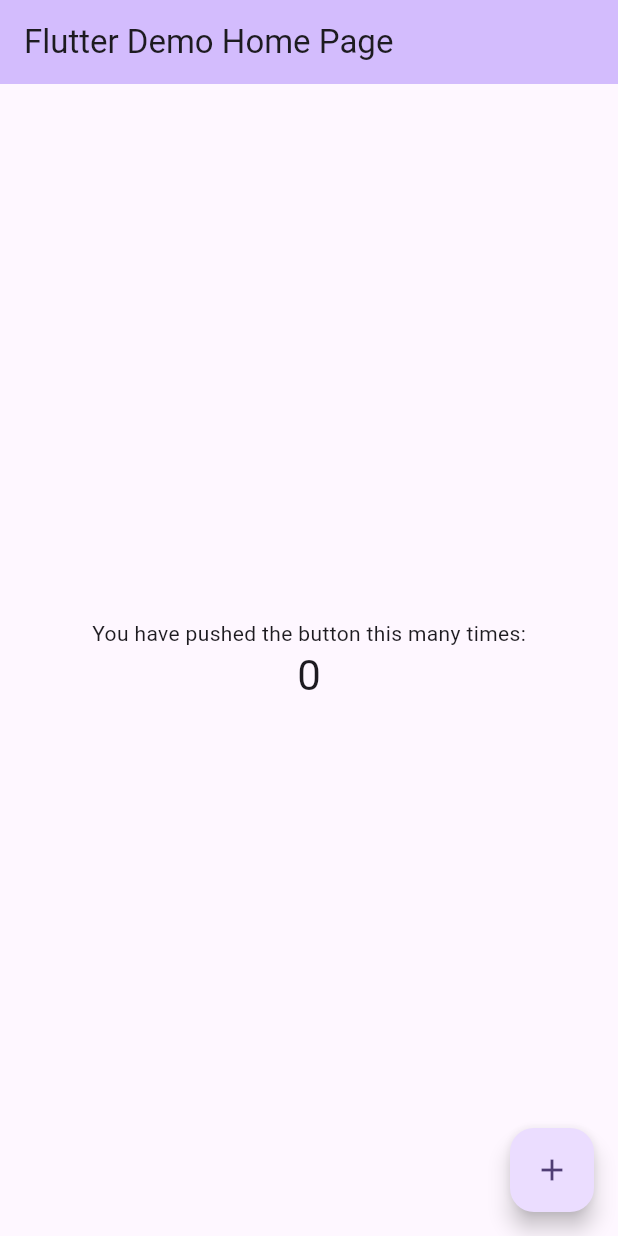
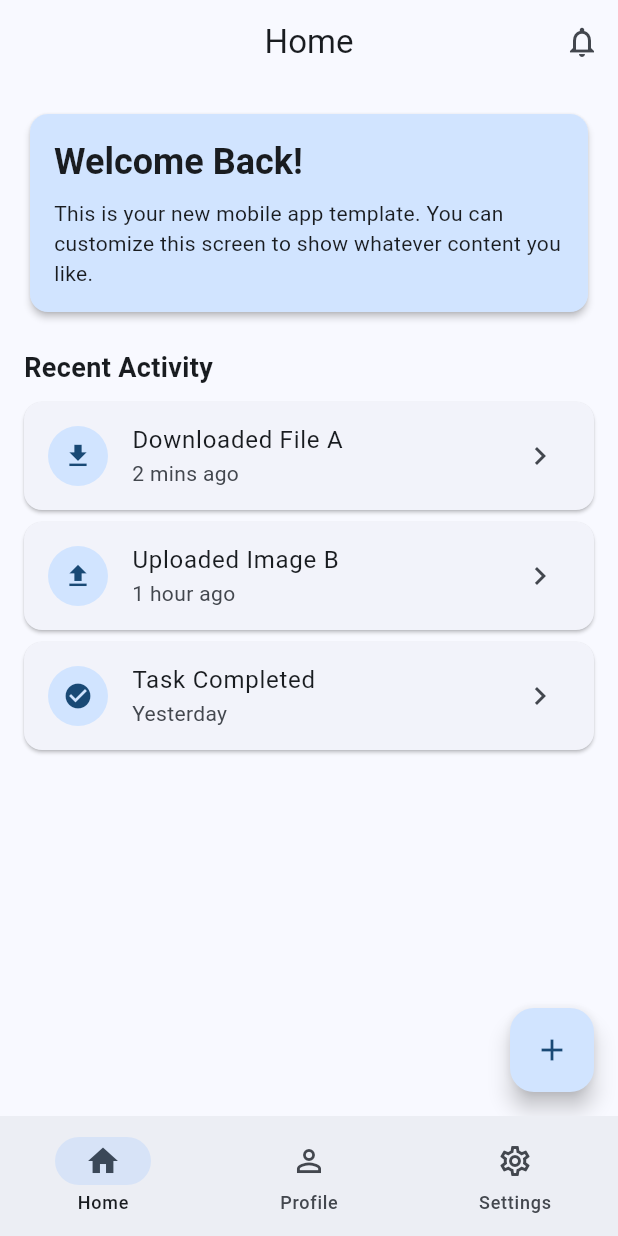
Before and after one commit to could-ai/019ac32c-7baf-73aa-a79e-687f3de2ada9, a Flutter app: the screen it shows after launch, on a phone screen of 412 x 824 dp. Run offline on Flutter 3.47's test engine with Material 3 defaults, Android fonts, the phone set to English and light mode, and no system bars.

Commit message:
Updated main.dart to set up a professional app structure with named routes and a modern theme.; Created RootScreen to handle bottom navigation between different app sections.; Created HomeScreen with a welcome card and a list of mock activities to demonstrate UI layout.; Created ProfileScreen to display user information.; Created SettingsScreen with mock configuration options.

```diff
--- a/usr/lib/main.dart
+++ b/usr/lib/main.dart
@@ -1,4 +1,5 @@
 import 'package:flutter/material.dart';
+import 'package:couldai_user_app/screens/root_screen.dart';
 
 void main() {
   runApp(const MyApp());
@@ -7,117 +8,27 @@ void main() {
 class MyApp extends StatelessWidget {
   const MyApp({super.key});
 
-  // This widget is the root of your application.
   @override
   Widget build(BuildContext context) {
     return MaterialApp(
-      title: 'Flutter Demo',
+      title: 'My Mobile App',
       debugShowCheckedModeBanner: false,
       theme: ThemeData(
-        // This is the theme of your application.
-        //
-        // TRY THIS: Try running your application with "flutter run". You'll see
-        // the application has a purple toolbar. Then, without quitting the app,
-        // try changing the seedColor in the colorScheme below to Colors.green
-        // and then invoke "hot reload" (save your changes or press the "hot
-        // reload" button in a Flutter-supported IDE, or press "r" if you used
-        // the command line to start the app).
-        //
-        // Notice that the counter didn't reset back to zero; the application
-        // state is not lost during the reload. To reset the state, use hot
-        // restart instead.
-        //
-        // This works for code too, not just values: Most code changes can be
-        // tested with just a hot reload.
-        colorScheme: ColorScheme.fromSeed(seedColor: Colors.deepPurple),
+        colorScheme: ColorScheme.fromSeed(
+          seedColor: Colors.blue,
+          brightness: Brightness.light,
+        ),
+        useMaterial3: true,
+        appBarTheme: const AppBarTheme(
+          centerTitle: true,
+          elevation: 0,
+        ),
       ),
+      // Define the initial route and the routes map
       initialRoute: '/',
       routes: {
-        '/': (context) => const MyHomePage(title: 'Flutter Demo Home Page'),
+        '/': (context) => const RootScreen(),
       },
     );
   }
 }
-
-class MyHomePage extends StatefulWidget {
-  const MyHomePage({super.key, required this.title});
-
-  // This widget is the home page of your application. It is stateful, meaning
-  // that it has a State object (defined below) that contains fields that affect
-  // how it looks.
-
-  // This class is the configuration for the state. It holds the values (in this
-  // case the title) provided by the parent (in this case the App widget) and
-  // used by the build method of the State. Fields in a Widget subclass are
-  // always marked "final".
-
-  final String title;
-
-  @override
-  State<MyHomePage> createState() => _MyHomePageState();
-}
-
-class _MyHomePageState extends State<MyHomePage> {
-  int _counter = 0;
-
-  void _incrementCounter() {
-    setState(() {
-      // This call to setState tells the Flutter framework that something has
-      // changed in this State, which causes it to rerun the build method below
-      // so that the display can reflect the updated values. If we changed
-      // _counter without calling setState(), then the build method would not be
-      // called again, and so nothing would appear to happen.
-      _counter++;
-    });
-  }
-
-  @override
-  Widget build(BuildContext context) {
-    // This method is rerun every time setState is called, for instance as done
-    // by the _incrementCounter method above.
-    //
-    // The Flutter framework has been optimized to make rerunning build methods
-    // fast, so that you can just rebuild anything that needs updating rather
-    // than having to individually change instances of widgets.
-    return Scaffold(
-      appBar: AppBar(
-        // TRY THIS: Try changing the color here to a specific color (to
-        // Colors.amber, perhaps?) and trigger a hot reload to see the AppBar
-        // change color while the other colors stay the same.
-        backgroundColor: Theme.of(context).colorScheme.inversePrimary,
-        // Here we take the value from the MyHomePage object that was created by
-        // the App.build method, and use it to set our appbar title.
-        title: Text(widget.title),
-      ),
-      body: Center(
-        // Center is a layout widget. It takes a single child and positions it
-        // in the middle of the parent.
-        child: Column(
-          // Column is also a layout widget. It takes a list of children and
-          // arranges them vertically. By default, it sizes itself to fit its
-          // children horizontally, and tries to be as tall as its parent.
-          //
-          // Column has various properties to control how it sizes itself and
-          // how it positions its children. Here we use mainAxisAlignment to
-          // center the children vertically; the main axis here is the vertical
-          // axis because Columns are vertical (the cross axis would be
-          // horizontal).
-          //
-          // TRY THIS: Invoke "debug painting" (choose the "Toggle Debug Paint"
-          // action in the IDE, or press "p" in the console), to see the
-          // wireframe for each widget.
-          mainAxisAlignment: MainAxisAlignment.center,
-          children: <Widget>[
-            const Text('You have pushed the button this many times:'),
-            Text('$_counter', style: Theme.of(context).textTheme.headlineMedium),
-          ],
-        ),
-      ),
-      floatingActionButton: FloatingActionButton(
-        onPressed: _incrementCounter,
-        tooltip: 'Increment',
-        child: const Icon(Icons.add),
-      ), // This trailing comma makes auto-formatting nicer for build methods.
-    );
-  }
-}
--- /dev/null
+++ b/usr/lib/screens/home_screen.dart
@@ -0,0 +1,78 @@
+import 'package:flutter/material.dart';
+
+class HomeScreen extends StatelessWidget {
+  const HomeScreen({super.key});
+
+  @override
+  Widget build(BuildContext context) {
+    return Scaffold(
+      appBar: AppBar(
+        title: const Text('Home'),
+        actions: [
+          IconButton(
+            icon: const Icon(Icons.notifications_outlined),
+            onPressed: () {},
+          ),
+        ],
+      ),
+      body: ListView(
+        padding: const EdgeInsets.all(16.0),
+        children: [
+          _buildWelcomeCard(context),
+          const SizedBox(height: 20),
+          const Text(
+            'Recent Activity',
+            style: TextStyle(fontSize: 18, fontWeight: FontWeight.bold),
+          ),
+          const SizedBox(height: 10),
+          _buildActivityItem(Icons.download, 'Downloaded File A', '2 mins ago'),
+          _buildActivityItem(Icons.upload, 'Uploaded Image B', '1 hour ago'),
+          _buildActivityItem(Icons.check_circle, 'Task Completed', 'Yesterday'),
+        ],
+      ),
+      floatingActionButton: FloatingActionButton(
+        onPressed: () {},
+        child: const Icon(Icons.add),
+      ),
+    );
+  }
+
+  Widget _buildWelcomeCard(BuildContext context) {
+    return Card(
+      elevation: 2,
+      color: Theme.of(context).colorScheme.primaryContainer,
+      child: Padding(
+        padding: const EdgeInsets.all(16.0),
+        child: Column(
+          crossAxisAlignment: CrossAxisAlignment.start,
+          children: [
+            Text(
+              'Welcome Back!',
+              style: Theme.of(context).textTheme.headlineSmall?.copyWith(
+                    fontWeight: FontWeight.bold,
+                  ),
+            ),
+            const SizedBox(height: 8),
+            const Text(
+              'This is your new mobile app template. You can customize this screen to show whatever content you like.',
+            ),
+          ],
+        ),
+      ),
+    );
+  }
+
+  Widget _buildActivityItem(IconData icon, String title, String subtitle) {
+    return Card(
+      margin: const EdgeInsets.only(bottom: 8),
+      child: ListTile(
+        leading: CircleAvatar(
+          child: Icon(icon, size: 20),
+        ),
+        title: Text(title),
+        subtitle: Text(subtitle),
+        trailing: const Icon(Icons.chevron_right),
+      ),
+    );
+  }
+}
--- /dev/null
+++ b/usr/lib/screens/root_screen.dart
@@ -0,0 +1,53 @@
+import 'package:flutter/material.dart';
+import 'package:couldai_user_app/screens/home_screen.dart';
+import 'package:couldai_user_app/screens/profile_screen.dart';
+import 'package:couldai_user_app/screens/settings_screen.dart';
+
+class RootScreen extends StatefulWidget {
+  const RootScreen({super.key});
+
+  @override
+  State<RootScreen> createState() => _RootScreenState();
+}
+
+class _RootScreenState extends State<RootScreen> {
+  int _currentIndex = 0;
+
+  final List<Widget> _screens = [
+    const HomeScreen(),
+    const ProfileScreen(),
+    const SettingsScreen(),
+  ];
+
+  @override
+  Widget build(BuildContext context) {
+    return Scaffold(
+      body: _screens[_currentIndex],
+      bottomNavigationBar: NavigationBar(
+        selectedIndex: _currentIndex,
+        onDestinationSelected: (int index) {
+          setState(() {
+            _currentIndex = index;
+          });
+        },
+        destinations: const [
+          NavigationDestination(
+            icon: Icon(Icons.home_outlined),
+            selectedIcon: Icon(Icons.home),
+            label: 'Home',
+          ),
+          NavigationDestination(
+            icon: Icon(Icons.person_outline),
+            selectedIcon: Icon(Icons.person),
+            label: 'Profile',
+          ),
+          NavigationDestination(
+            icon: Icon(Icons.settings_outlined),
+            selectedIcon: Icon(Icons.settings),
+            label: 'Settings',
+          ),
+        ],
+      ),
+    );
+  }
+}
```
Also changed, not shown: usr/lib/screens/profile_screen.dart (added, +35 -0 lines), usr/lib/screens/settings_screen.dart (added, +39 -0 lines).
